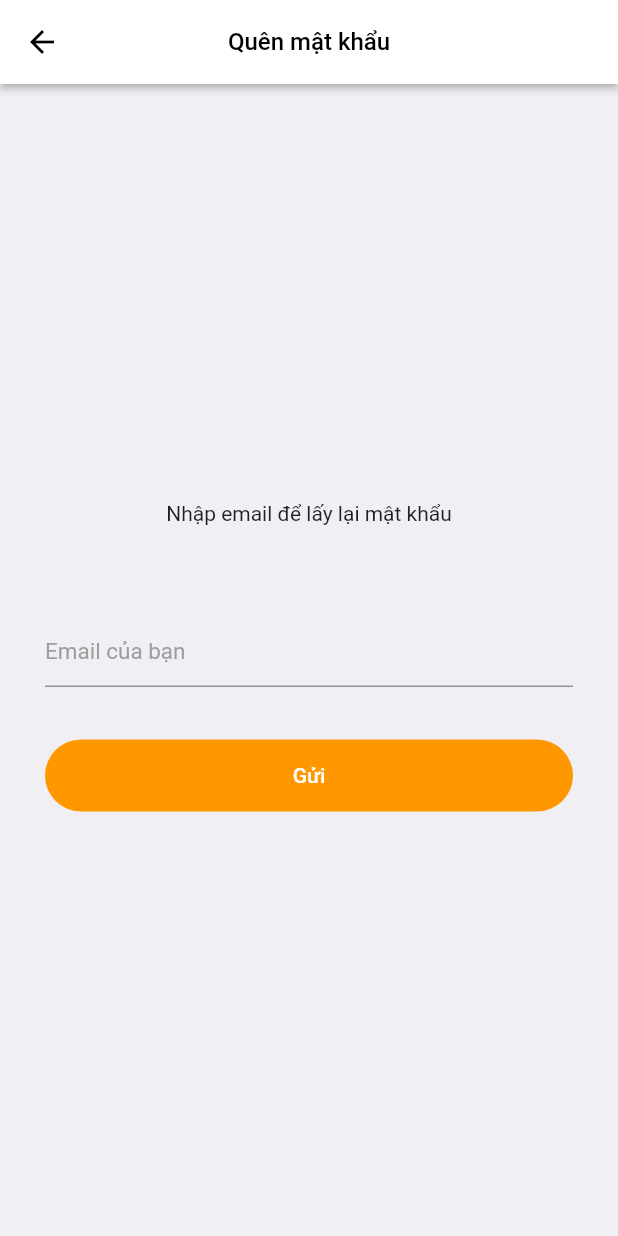
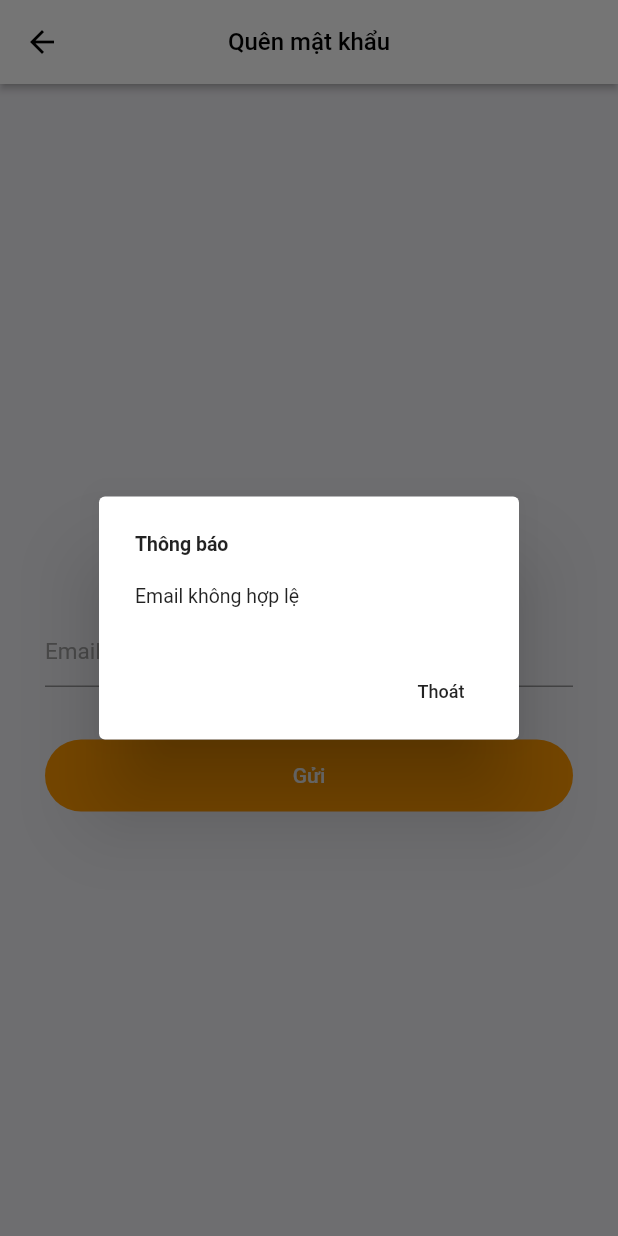
Before and after one commit to tientranzt/car_rent_flutter, a Flutter app: the ForgotPasswordPage screen opened by its route, after a tap on "Gửi", on a phone screen of 412 x 824 dp. Run offline on Flutter 3.47's test engine with Material 2 defaults, Android fonts, the phone set to English and light mode, and no system bars; our stand-ins replace cloud_firestore, email_validator, firebase_auth, firebase_core, google_maps_flutter, shimmer; accounts and stored records are empty; network calls fail.

Commit message:
add function

```diff
--- a/lib/src/page/home/home_page.dart
+++ b/lib/src/page/home/home_page.dart
@@ -26,6 +26,7 @@ class _HomePageState extends State<HomePage> {
   void initState() {
     super.initState();
     fetchCarByCategory();
+
   }
 
   fetchCarByCategory() {
--- a/lib/src/page/login/forgotpass/forgot_password_page.dart
+++ b/lib/src/page/login/forgotpass/forgot_password_page.dart
@@ -1,4 +1,6 @@
+import 'package:firebase_auth/firebase_auth.dart';
 import 'package:flutter/material.dart';
+import 'package:email_validator/email_validator.dart';
 
 class ForgotPasswordPage extends StatefulWidget {
   static const String route = "forgotpass";
@@ -8,6 +10,39 @@ class ForgotPasswordPage extends StatefulWidget {
 }
 
 class _ForgotPasswordPageState extends State<ForgotPasswordPage> {
+  TextEditingController emailController = TextEditingController();
+  FirebaseAuth firebaseAuth = FirebaseAuth.instance;
+
+  void showAlertDialog({String message}) {
+    showDialog(
+        context: context,
+        builder: (context) {
+          return AlertDialog(
+            title: Text(
+              "Thông báo",
+              style: TextStyle(fontSize: 13, fontWeight: FontWeight.bold),
+            ),
+            content: Text(
+              message,
+              style: TextStyle(
+                fontSize: 13,
+              ),
+            ),
+            actions: [
+              FlatButton(
+                  onPressed: () {
+                    Navigator.pop(context);
+                  },
+                  child: Text("Thoát",
+                      style: TextStyle(
+                        fontSize: 12,
+                      )))
+            ],
+          );
+        });
+  }
+
+
   @override
   Widget build(BuildContext context) {
     return GestureDetector(
@@ -39,6 +74,7 @@ class _ForgotPasswordPageState extends State<ForgotPasswordPage> {
             Container(
               margin: EdgeInsets.symmetric(horizontal: 30, vertical: 15),
               child: TextField(
+                controller: emailController,
                 decoration: InputDecoration(
                   hintText: "Email của bạn",
                   hintStyle: TextStyle(color: Colors.grey, fontSize: 15),
@@ -57,7 +93,23 @@ class _ForgotPasswordPageState extends State<ForgotPasswordPage> {
                   color: Colors.orange,
                   borderRadius: BorderRadius.circular(25)),
               child: FlatButton(
-                onPressed: () {},
+                onPressed: () {
+                  String email = emailController.text;
+                  bool isEmail = EmailValidator.validate(email);
+
+                  if(isEmail){
+                    firebaseAuth.sendPasswordResetEmail(email: email).then((value) {
+                      showAlertDialog(message: "Kiểm tra mail để khôi phục mật khẩu");
+                      emailController.text = "";
+                    }).catchError((err){
+                      print(err);
+                    });
+                  }
+                  else{
+                    showAlertDialog(message: "Email không hợp lệ");
+                  }
+
+                },
                 child: Text(
                   "Gửi",
                   style: TextStyle(color: Colors.white),
--- a/lib/src/page/login/login_page.dart
+++ b/lib/src/page/login/login_page.dart
@@ -23,8 +23,7 @@ class _LoginPageState extends State<LoginPage> {
         builder: (context) {
           return AlertDialog(
             title: Text(
-              "Thông báo đăng nhập",
-              style: TextStyle(fontSize: 13, fontWeight: FontWeight.bold),
+              "Thông báo",
             ),
             content: Text(
               message,
@@ -37,10 +36,9 @@ class _LoginPageState extends State<LoginPage> {
                   onPressed: () {
                     Navigator.pop(context);
                   },
-                  child: Text("Thoát",
-                      style: TextStyle(
-                        fontSize: 12,
-                      )))
+                  child: Text(
+                    "Thoát",
+                  ))
             ],
           );
         });
@@ -190,9 +188,9 @@ class _LoginPageState extends State<LoginPage> {
                         print(err);
                         print(err.hashCode);
                         if (err.hashCode == 218430393) {
-                          showAlertDialog(message: "Mật khẩu hỏng có đúng");
+                          showAlertDialog(message: "Mật khẩu không đúng");
                         } else if (err.hashCode == 246276089) {
-                          showAlertDialog(message: "Email hỏng có đúng");
+                          showAlertDialog(message: "Email không đúng");
                         } else if (err.hashCode == 849834254) {
                           showAlertDialog(
                               message: "Tài khoản mật khẩu không được trống");
--- a/lib/src/page/signup/signup.dart
+++ b/lib/src/page/signup/signup.dart
@@ -21,7 +21,7 @@ class _SignupPageState extends State<SignupPage> {
         context: context,
         builder: (context) {
           return AlertDialog(
-            title: Text("Thông báo đăng ký"),
+            title: Text("Thông báo"),
             content: Text(message),
             actions: [
               FlatButton(
@@ -187,8 +187,10 @@ class _SignupPageState extends State<SignupPage> {
                               emailController.text = "";
                               passController.text = "";
                               passConfirmController.text = "";
+                              print(user);
 
-                              Navigator.pop(context);
+
+                              // Navigator.pop(context);
 
                         })
                             .catchError((err) {
```
